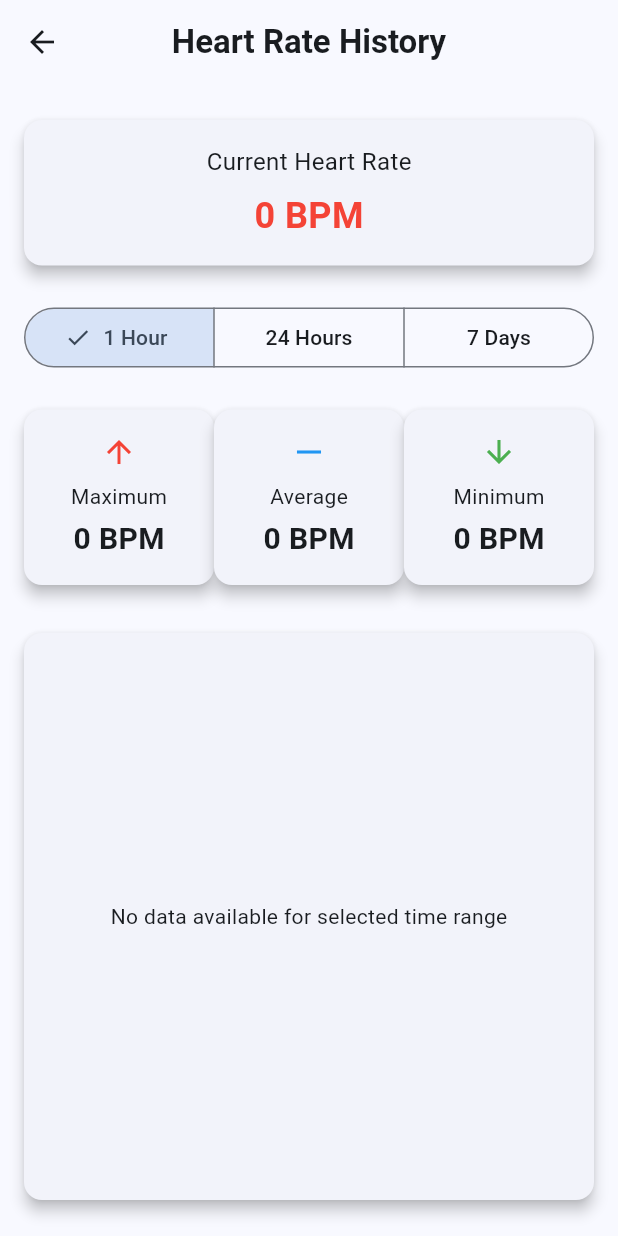
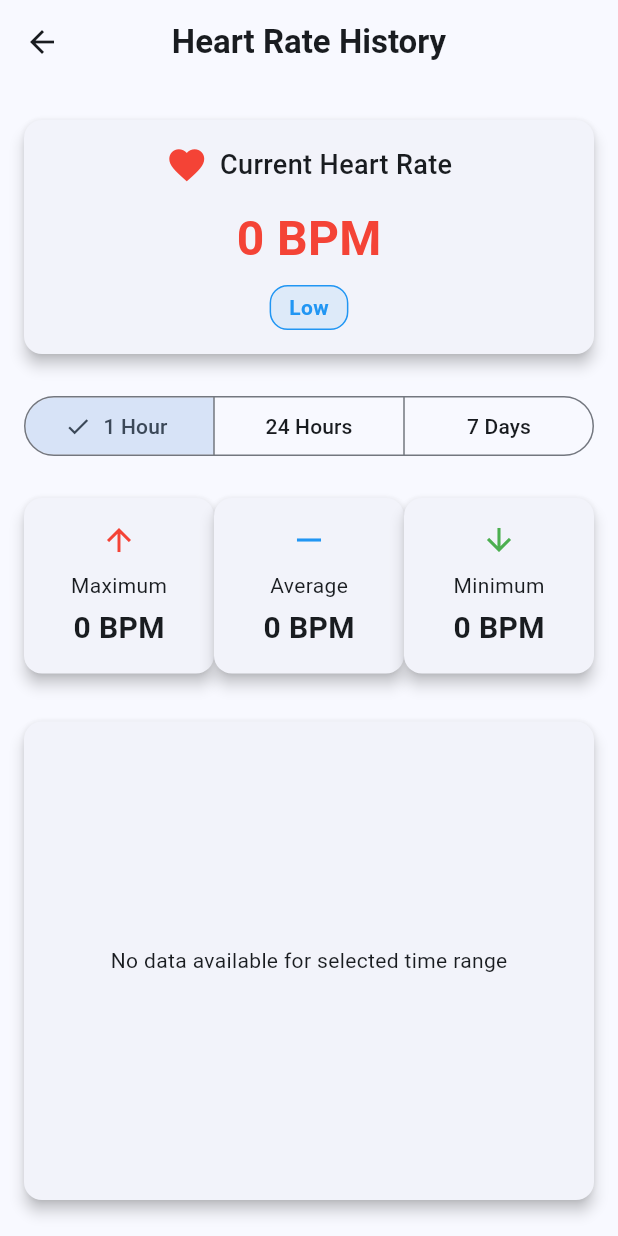
Before and after one commit to nirmalfernando/Smart-Workplace-Wellness-System, a Flutter app: the screen it shows after launch, after a tap on "Heart Rate", on a phone screen of 412 x 824 dp. Run offline on Flutter 3.47's test engine with Material 3 defaults, Android fonts, the phone set to English and light mode, and no system bars; our stand-ins replace firebase_auth, firebase_core, firebase_database, fl_chart, flutter_local_notifications, fluttertoast; accounts and stored records are empty.

Commit message:
Update heartrate_history.dart

```diff
--- a/frontend/lib/screens/heartrate_history.dart
+++ b/frontend/lib/screens/heartrate_history.dart
@@ -1,9 +1,7 @@
 import 'dart:async';
-
 import 'package:flutter/material.dart';
 import 'package:firebase_database/firebase_database.dart';
 import 'package:fl_chart/fl_chart.dart';
-import 'package:intl/intl.dart';
 
 class HeartRateHistoryScreen extends StatefulWidget {
   final int currentHeartRate;
@@ -25,12 +23,16 @@ class _HeartRateHistoryScreenState extends State<HeartRateHistoryScreen> {
   double _maxRate = 0;
   double _minRate = 0;
   double _avgRate = 0;
+  // Track the current heart rate for real-time display
+  late int _currentHeartRate;
   StreamSubscription<DatabaseEvent>? _heartRateSubscription;
   StreamSubscription<DatabaseEvent>? _historySubscription;
 
   @override
   void initState() {
     super.initState();
+    // Initialize current heart rate with the passed value
+    _currentHeartRate = widget.currentHeartRate;
     _setupRealtimeUpdates();
   }
 
@@ -47,12 +49,14 @@ class _HeartRateHistoryScreenState extends State<HeartRateHistoryScreen> {
     _heartRateSubscription = _database
         .child('heartRate')
         .onValue
-        .listen(_updateCurrentHeartRate);
-
-    // Store historical data when heart rate changes
-    _heartRateSubscription?.onData((event) {
+        .listen((event) {
       if (event.snapshot.value != null) {
-        _storeHistoricalData(event.snapshot.value as int);
+        final newRate = event.snapshot.value as int;
+        setState(() {
+          _currentHeartRate = newRate;
+          // Store the new data point immediately
+          _storeHistoricalData(newRate);
+        });
       }
     });
 
@@ -62,6 +66,7 @@ class _HeartRateHistoryScreenState extends State<HeartRateHistoryScreen> {
 
   Future<void> _storeHistoricalData(int heartRate) async {
     try {
+      // Store the new heart rate with current timestamp
       await _database.child('heartRateHistory').push().set({
         'timestamp': ServerValue.timestamp,
         'value': heartRate,
@@ -88,16 +93,6 @@ class _HeartRateHistoryScreenState extends State<HeartRateHistoryScreen> {
             _handleError(error.toString());
           },
         );
-  }
-
-  void _updateCurrentHeartRate(DatabaseEvent event) {
-    if (event.snapshot.value != null) {
-      final currentRate = event.snapshot.value as int;
-      // Update UI if needed
-      setState(() {
-        // Update any UI elements that show current rate
-      });
-    }
   }
 
   DateTime _getStartTime(DateTime now) {
@@ -127,7 +122,6 @@ class _HeartRateHistoryScreenState extends State<HeartRateHistoryScreen> {
             final timestamp = (value['timestamp'] as int).toDouble();
             final rate = (value['value'] as int).toDouble();
 
-            // Convert timestamp to hours for display
             final date = DateTime.fromMillisecondsSinceEpoch(timestamp.toInt());
             final timeValue = _selectedTimeRange == '1h'
                 ? date.hour + (date.minute / 60)
@@ -172,6 +166,72 @@ class _HeartRateHistoryScreenState extends State<HeartRateHistoryScreen> {
       _isLoading = true;
     });
     _loadHistoricalData();
+  }
+
+  // Enhanced current heart rate display with status
+  Widget _buildCurrentHeartRateCard() {
+    String status;
+    Color statusColor;
+
+    if (_currentHeartRate < 60) {
+      status = 'Low';
+      statusColor = Colors.blue;
+    } else if (_currentHeartRate < 100) {
+      status = 'Normal';
+      statusColor = Colors.green;
+    } else if (_currentHeartRate < 140) {
+      status = 'Elevated';
+      statusColor = Colors.orange;
+    } else {
+      status = 'High';
+      statusColor = Colors.red;
+    }
+
+    return Card(
+      child: Padding(
+        padding: const EdgeInsets.all(16.0),
+        child: Column(
+          children: [
+            const Row(
+              mainAxisAlignment: MainAxisAlignment.center,
+              children: [
+                Icon(Icons.favorite, color: Colors.red, size: 28),
+                SizedBox(width: 8),
+                Text(
+                  'Current Heart Rate',
+                  style: TextStyle(fontSize: 18, fontWeight: FontWeight.w500),
+                ),
+              ],
+            ),
+            const SizedBox(height: 12),
+            Text(
+              '$_currentHeartRate BPM',
+              style: const TextStyle(
+                fontSize: 32,
+                fontWeight: FontWeight.bold,
+                color: Colors.red,
+              ),
+            ),
+            const SizedBox(height: 8),
+            Container(
+              padding: const EdgeInsets.symmetric(horizontal: 12, vertical: 4),
+              decoration: BoxDecoration(
+                color: statusColor.withOpacity(0.1),
+                borderRadius: BorderRadius.circular(12),
+                border: Border.all(color: statusColor),
+              ),
+              child: Text(
+                status,
+                style: TextStyle(
+                  color: statusColor,
+                  fontWeight: FontWeight.bold,
+                ),
+              ),
+            ),
+          ],
+        ),
+      ),
+    );
   }
 
   Widget _buildStatCard(String title, double value, IconData icon, Color color) {
@@ -290,31 +350,8 @@ class _HeartRateHistoryScreenState extends State<HeartRateHistoryScreen> {
         child: Column(
           crossAxisAlignment: CrossAxisAlignment.stretch,
           children: [
-            Card(
-              child: Padding(
-                padding: const EdgeInsets.all(16.0),
-                child: Column(
-                  children: [
-                    const Text(
-                      'Current Heart Rate',
-                      style: TextStyle(fontSize: 16),
-                    ),
-                    const SizedBox(height: 8),
-                    Text(
-                      '${widget.currentHeartRate} BPM',
-                      style: const TextStyle(
-                        fontSize: 24,
-                        fontWeight: FontWeight.bold,
-                        color: Colors.red,
-                      ),
-                    ),
-                  ],
-                ),
-              ),
-            ),
+            _buildCurrentHeartRateCard(),
             const SizedBox(height: 16),
-
-            // Time range selector
             SegmentedButton<String>(
               segments: const [
                 ButtonSegment(value: '1h', label: Text('1 Hour')),
@@ -327,8 +364,6 @@ class _HeartRateHistoryScreenState extends State<HeartRateHistoryScreen> {
               },
             ),
             const SizedBox(height: 16),
-
-            // Statistics cards
             Row(
               children: [
                 Expanded(
@@ -358,8 +393,6 @@ class _HeartRateHistoryScreenState extends State<HeartRateHistoryScreen> {
               ],
             ),
             const SizedBox(height: 16),
-
-            // Chart
             Expanded(
               child: Card(
                 child: Padding(
```
